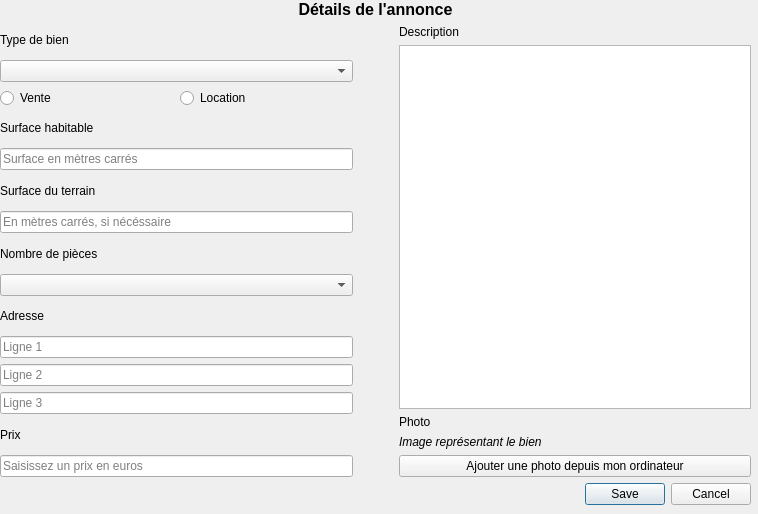
Old version of the form annonce.ui in the repository tonydd/IHMo.
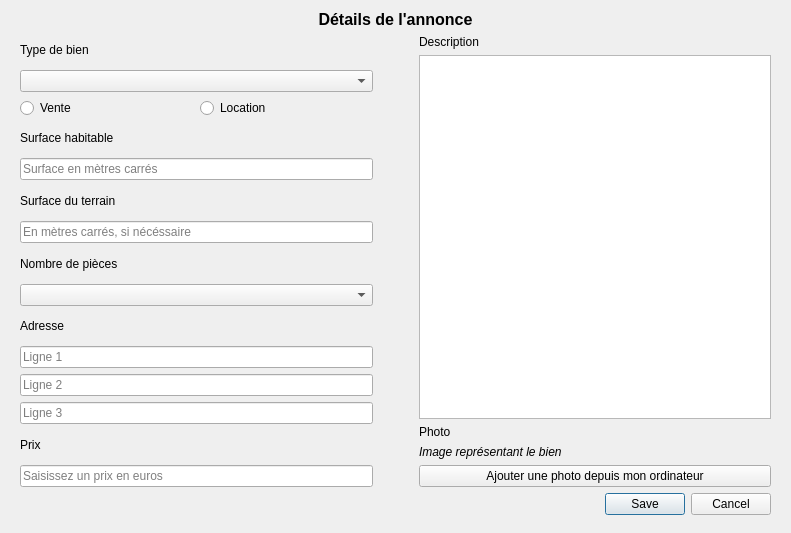
New version of the form.

Commit message: Petite modif d'interface annonce (la photo est plus trop grande)

```diff
--- a/annonce.ui
+++ b/annonce.ui
@@ -6,8 +6,8 @@
    <rect>
     <x>0</x>
     <y>0</y>
-    <width>758</width>
-    <height>514</height>
+    <width>791</width>
+    <height>533</height>
    </rect>
   </property>
   <property name="windowTitle">
@@ -16,8 +16,8 @@
   <widget class="QWidget" name="verticalLayoutWidget">
    <property name="geometry">
     <rect>
-     <x>0</x>
-     <y>0</y>
+     <x>20</x>
+     <y>10</y>
      <width>751</width>
      <height>505</height>
     </rect>
@@ -214,6 +214,12 @@
         </item>
         <item>
          <widget class="QLabel" name="lbl_img">
+          <property name="maximumSize">
+           <size>
+            <width>350</width>
+            <height>16777215</height>
+           </size>
+          </property>
           <property name="font">
            <font>
             <italic>true</italic>
```
